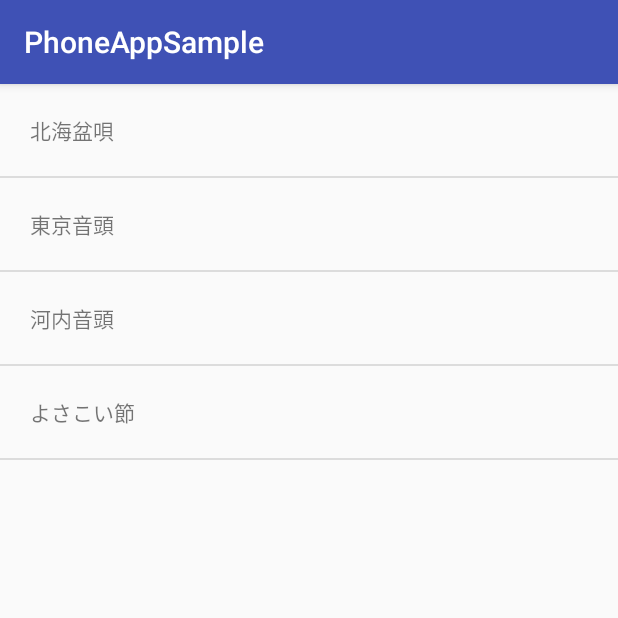
After one commit to megchirinrin/bgb, an Android app: the MusicActivity screen opened directly, with no data from a screen before it, on a phone screen of 412 x 824 dp, the top half of it. The commit adds this screen. Run offline under Robolectric (Android 15) with nearby library versions, the phone set to English and light mode, and no system bars.

Commit message:
Create MusicActivity

```diff
--- /dev/null
+++ b/app/src/main/java/jp/ac/u_tokyo/phoneappsample/MusicActivity.java
@@ -0,0 +1,69 @@
+package jp.ac.u_tokyo.phoneappsample;
+
+import android.content.Context;
+import android.support.annotation.LayoutRes;
+import android.support.annotation.NonNull;
+import android.support.annotation.Nullable;
+import android.support.v7.app.AppCompatActivity;
+import android.os.Bundle;
+import android.view.LayoutInflater;
+import android.view.View;
+import android.view.ViewGroup;
+import android.widget.ArrayAdapter;
+import android.widget.ListView;
+import android.widget.TextView;
+
+import java.util.ArrayList;
+import java.util.Arrays;
+import java.util.List;
+
+public class MusicActivity extends AppCompatActivity {
+
+    public static final List<Music> idList = Arrays.asList(
+      new Music(R.raw.bonodori1, "北海盆唄", "1"),
+      new Music(R.raw.bonodori2, "東京音頭","2"),
+      new Music(R.raw.bonodori3, "河内音頭","3"),
+      new Music(R.raw.bonodori4,"よさこい節","4")
+    );
+
+    @Override
+    protected void onCreate(Bundle savedInstanceState) {
+        super.onCreate(savedInstanceState);
+        setContentView(R.layout.activity_music);
+
+        ListView listView = (ListView) findViewById(R.id.listview_music);
+        MyAdapter adapter = new MyAdapter(this, 0, idList);
+        listView.setAdapter(adapter);
+    }
+
+    public static class Music {
+        public int resourceId;
+        public String name;
+        public String id;
+
+        Music(int resourceId, String name, String id) {
+            this.resourceId = resourceId;
+            this.name = name;
+            this.id = id;
+        }
+    }
+
+    private class MyAdapter extends ArrayAdapter<Music> {
+        private LayoutInflater inflater;
+
+        MyAdapter(@NonNull Context context, @LayoutRes int resource, @NonNull List<Music> objects) {
+            super(context, resource, objects);
+            inflater = (LayoutInflater) context.getSystemService(Context.LAYOUT_INFLATER_SERVICE);
+        }
+
+        @NonNull
+        @Override
+        public View getView(int position, @Nullable View convertView, @NonNull ViewGroup parent) {
+            View view = inflater.inflate(R.layout.list_item, null, false);
+            TextView textView = (TextView) view.findViewById(R.id.item_textview);
+            String name = getItem(position).name;
+            textView.setText(name);
+            return view;
+        }
+    }
+}
--- a/app/src/main/res/layout/activity_main.xml
+++ b/app/src/main/res/layout/activity_main.xml
@@ -32,6 +32,12 @@
             android:layout_width="wrap_content"
             android:layout_height="wrap_content"
             android:text="CLOSE"/>
+
+        <Button
+            android:id="@+id/music_btn"
+            android:layout_width="wrap_content"
+            android:layout_height="wrap_content"
+            android:text="Music"/>
     </LinearLayout>
 
     <ListView
--- /dev/null
+++ b/app/src/main/res/layout/activity_music.xml
@@ -0,0 +1,18 @@
+<?xml version="1.0" encoding="utf-8"?>
+<android.support.constraint.ConstraintLayout xmlns:android="http://schemas.android.com/apk/res/android"
+    xmlns:app="http://schemas.android.com/apk/res-auto"
+    xmlns:tools="http://schemas.android.com/tools"
+    android:layout_width="match_parent"
+    android:layout_height="match_parent"
+    tools:context="jp.ac.u_tokyo.phoneappsample.MusicActivity">
+
+    <ListView
+        android:id="@+id/listview_music"
+        android:layout_width="0dp"
+        android:layout_height="0dp"
+        app:layout_constraintTop_toTopOf="parent"
+        app:layout_constraintBottom_toBottomOf="parent"
+        app:layout_constraintLeft_toLeftOf="parent"
+        app:layout_constraintRight_toRightOf="parent" />
+
+</android.support.constraint.ConstraintLayout>
```
Also changed, not shown: app/src/main/AndroidManifest.xml (+7 -1 lines), app/src/main/java/jp/ac/u_tokyo/phoneappsample/MainActivity.java (+26 -5 lines), 3 other files.
